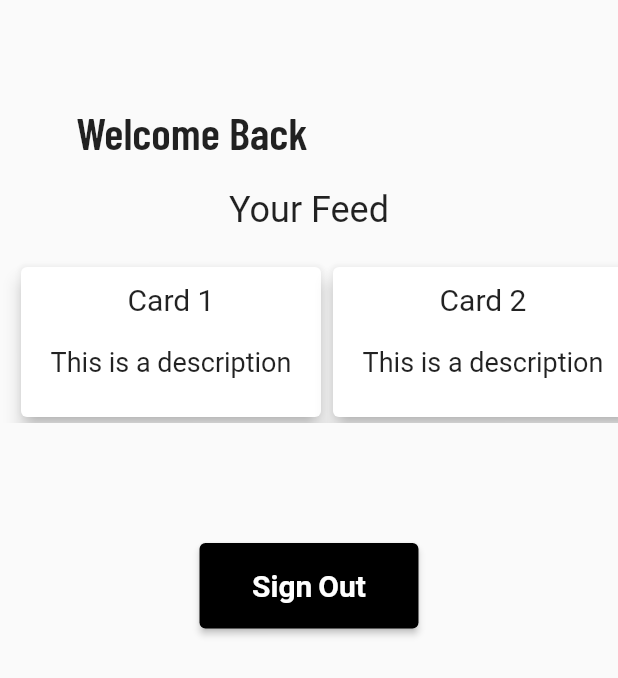
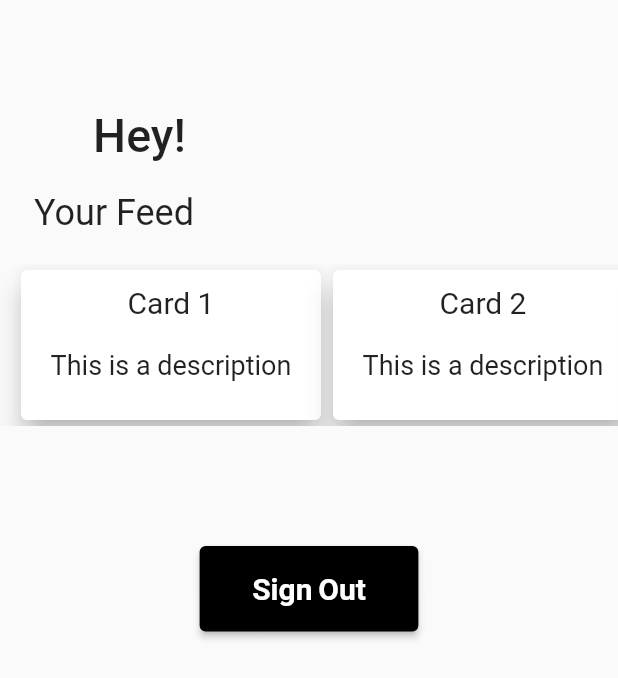
Before and after one commit to codecrafts1126/TYR, a Flutter app: the Home screen opened by its route, on a phone screen of 412 x 824 dp. Shown: the top 678 px of the screen. Run offline on Flutter 3.47's test engine with Material 2 defaults, Android fonts, the phone set to English and light mode, and no system bars; our stand-ins replace firebase_auth, firebase_core, google_fonts, shared_preferences; accounts and stored records are empty.

```diff
--- a/lib/Pages/home.dart
+++ b/lib/Pages/home.dart
@@ -45,23 +45,25 @@ class _HomeState extends State<Home> {
   @override
   Widget build(BuildContext context) {
     return Scaffold(
-      body: Center(
-        child: Column(
+      body: Column(
         children: [
           const SizedBox(height: 70),
           Padding(
-              padding: const EdgeInsets.only(right: 150.0),
+            padding: const EdgeInsets.only(right: 220),
             child: Text(
-                'Welcome Back $username',
+              'Hey! $username',
               style: TextStyle(
-                  fontSize: 30,
-                  fontWeight: FontWeight.w600,
-                  fontFamily: GoogleFonts.barlowCondensed().fontFamily,
+                fontSize: 31,
+                fontWeight: FontWeight.w500,
+                fontFamily: GoogleFonts.acme.toString(),
               ),
             ),
           ),
           const SizedBox(height: 20),
-            Text('Your Feed', style: TextStyle(fontSize: 24)),
+          const Padding(
+            padding: EdgeInsets.only(right: 260.0),
+            child: Text('Your Feed', style: TextStyle(fontSize: 24)),
+          ),
           const SizedBox(height: 20),
           SingleChildScrollView(
             scrollDirection: Axis.horizontal,
@@ -105,7 +107,6 @@ class _HomeState extends State<Home> {
           ),
         ],
       ),
-      ),
     );
   }
 }
--- a/lib/components/card.dart
+++ b/lib/components/card.dart
@@ -5,7 +5,7 @@ class TheCard extends StatelessWidget {
   final String description;
   final Function() onTap;
 
-  TheCard(
+  const TheCard(
       {super.key,
       required this.onTap,
       required this.title,
@@ -14,7 +14,7 @@ class TheCard extends StatelessWidget {
   @override
   Widget build(BuildContext context) {
     return Card(
-      elevation: 5,
+      elevation: 8,
       child: InkWell(
         onTap: onTap,
         child: SizedBox(
--- a/lib/components/textfield.dart
+++ b/lib/components/textfield.dart
@@ -1,12 +1,12 @@
 import 'package:flutter/material.dart';
 
 class TheTextField extends StatelessWidget {
-  final controller;
+  dynamic controller;
   final String hint;
   final bool obsecure;
-  final fillColor;
+  dynamic fillColor;
 
-  const TheTextField({
+  TheTextField({
     super.key,
     required this.controller,
     required this.hint,
```
Lines whose indentation alone changed are shown as unchanged.
